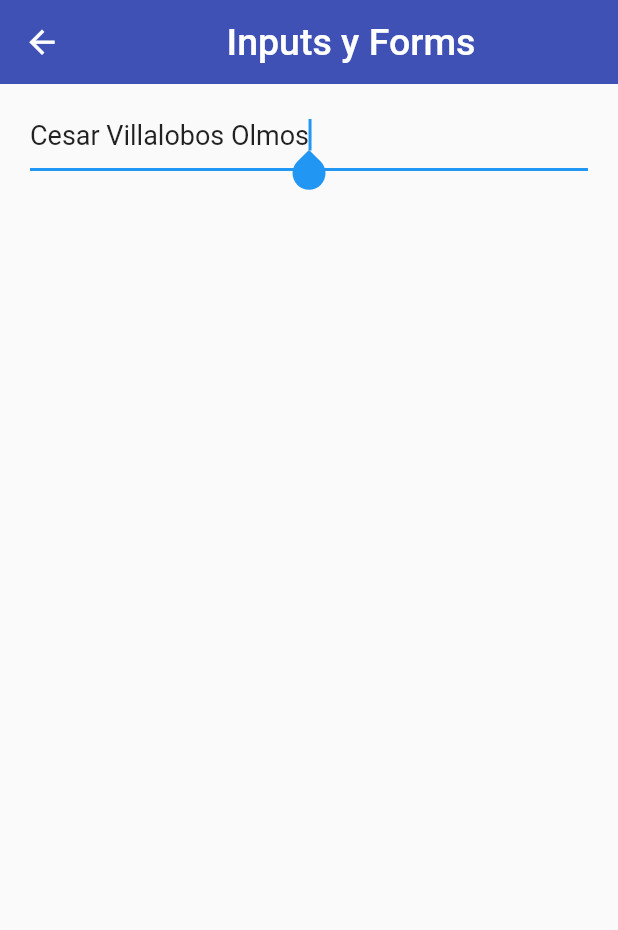
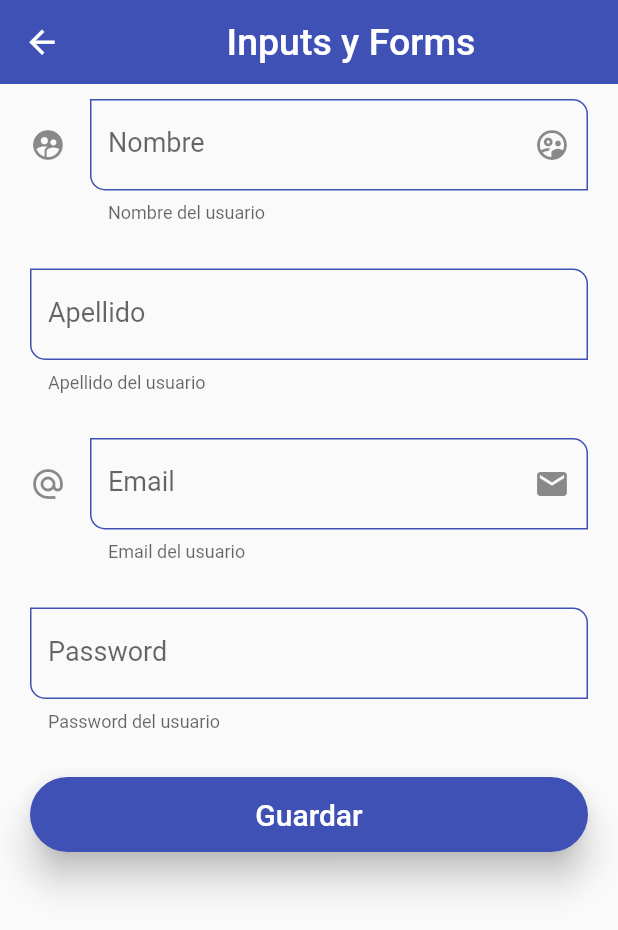
Before and after one commit to chicho69-cesar/flutter-components-app, a Flutter app: the InputsScreen screen opened by its route, on a phone screen of 412 x 824 dp. Shown: the top 930 px of the screen. Run offline on Flutter 3.47's test engine with Material 2 defaults, Android fonts, the phone set to English and light mode, and no system bars.

Commit message:
Modify style of some inputs

```diff
--- a/lib/screens/inputs_screen.dart
+++ b/lib/screens/inputs_screen.dart
@@ -1,10 +1,24 @@
 import 'package:flutter/material.dart';
+
+import 'package:fl_components/widgets/widgets.dart';
 
 class InputsScreen extends StatelessWidget {
   const InputsScreen({Key? key}) : super(key: key);
 
   @override
   Widget build(BuildContext context) {
+    /* Creamos una key para mantener la referencia del formulario y de esta manera,
+    poder acceder a sus valores */
+    final myFormKey = GlobalKey<FormState>();
+
+    final Map<String, String> formValues = {
+      'first_name': 'Cesar',
+      'last_name': 'Villalobos Olmos',
+      'email': 'cesar-09a@hotmail.com',
+      'password': '123456',
+      'role': 'Admin'
+    };
+
     return Scaffold(
       appBar: AppBar(
         title: const Center(
@@ -17,18 +31,73 @@ class InputsScreen extends StatelessWidget {
       body: SingleChildScrollView(
         child: Padding(
           padding: const EdgeInsets.symmetric(horizontal: 20, vertical: 10),
-          child: Column(
-            children: [
-              TextFormField(
-                autofocus: true,
-                initialValue: 'Cesar Villalobos Olmos',
-                textCapitalization: TextCapitalization.words,
-                style: const TextStyle(fontSize: 18),
-                onChanged: (value) {
-                  print('Value: $value');
-                },
-              ),
-            ],
+          child: Form(
+            key: myFormKey, // Guardamos la key del formulario
+            child: Column(
+              children: [
+                const CustomInputField(
+                  hinText: 'Nombre...',
+                  labelText: 'Nombre',
+                  helperText: 'Nombre del usuario',
+                  suffixIcon: Icons.supervised_user_circle_outlined,
+                  icon: Icons.supervised_user_circle,
+                ),
+
+                const SizedBox(height: 30),
+
+                const CustomInputField(
+                  hinText: 'Apellido...',
+                  labelText: 'Apellido',
+                  helperText: 'Apellido del usuario',
+                ),
+
+                const SizedBox(height: 30),
+
+                const CustomInputField(
+                  hinText: 'Email...',
+                  labelText: 'Email',
+                  helperText: 'Email del usuario',
+                  textInputType: TextInputType.emailAddress,
+                  suffixIcon: Icons.email,
+                  icon: Icons.alternate_email_sharp
+                ),
+
+                const SizedBox(height: 30),
+
+                const CustomInputField(
+                  hinText: 'Password...',
+                  labelText: 'Password',
+                  helperText: 'Password del usuario',
+                  obscureText: true,
+                ),
+
+                const SizedBox(height: 30),
+
+                ElevatedButton(
+                  onPressed: () {
+                    // Ocultamos el teclado
+                    FocusScope.of(context).requestFocus(FocusNode());
+
+                    if (!myFormKey.currentState!.validate()) {
+                      print('Formulario no valido');
+                      return;
+                    }
+
+                    print(formValues);
+                  },
+                  child: const SizedBox(
+                    width: double.infinity,
+                    height: 30,
+                    child: Center(
+                      child: Text(
+                        'Guardar',
+                        style: TextStyle(fontSize: 20),
+                      ),
+                    ),
+                  ),
+                ),
+              ],
+            ),
           ),
         ),
       ),
--- a/lib/theme/app_theme.dart
+++ b/lib/theme/app_theme.dart
@@ -33,7 +33,38 @@ class AppTheme {
         elevation: 10,
         padding: const EdgeInsets.symmetric(vertical: 10, horizontal: 45),
       )
-    )
+    ),
+
+    inputDecorationTheme: const InputDecorationTheme(
+      floatingLabelStyle: TextStyle(
+        color: primary,
+        fontSize: 18,
+      ),
+      enabledBorder: OutlineInputBorder(
+        borderSide: BorderSide(
+          color: primary
+        ),
+        borderRadius: BorderRadius.only(
+          topRight: Radius.circular(10),
+          bottomLeft: Radius.circular(10)
+        ),
+      ),
+      focusedBorder: OutlineInputBorder(
+        borderSide: BorderSide(
+          color: primary
+        ),
+        borderRadius: BorderRadius.only(
+          topRight: Radius.circular(10),
+          bottomLeft: Radius.circular(10)
+        ),
+      ),
+      border: OutlineInputBorder(
+        borderRadius: BorderRadius.only(
+          topRight: Radius.circular(10),
+          bottomLeft: Radius.circular(10)
+        )
+      ),
+    ),
   );
 
   static final ThemeData darkTheme = ThemeData.dark().copyWith(
--- /dev/null
+++ b/lib/widgets/custom_input_field.dart
@@ -0,0 +1,61 @@
+import 'package:flutter/material.dart';
+
+class CustomInputField extends StatelessWidget {
+  const CustomInputField({
+    Key? key, this.hinText, this.labelText,
+    this.helperText, this.icon, this.suffixIcon,
+    this.textInputType, this.obscureText = false,
+  }) : super(key: key);
+
+  final String? hinText;
+  final String? labelText;
+  final String? helperText;
+  final IconData? icon;
+  final IconData? suffixIcon;
+  final TextInputType? textInputType;
+  final bool obscureText;
+
+  @override
+  Widget build(BuildContext context) {
+    return TextFormField(
+      // autofocus: true,
+      // initialValue: 'Cesar Villalobos Olmos',
+      textCapitalization: TextCapitalization.words,
+      keyboardType: textInputType,
+      obscureText: obscureText,
+      style: const TextStyle(fontSize: 18),
+      onChanged: (value) {
+        print('Value: $value');
+      },
+      validator: (value) {
+        if (value == null) return 'Este campo es requerido';
+        return value.length < 3 ? 'Se requieren minimo 3 letras' : null;
+      },
+      autovalidateMode: AutovalidateMode.onUserInteraction,
+      decoration:  InputDecoration(
+        hintText: hinText,
+        labelText: labelText,
+        helperText: helperText,
+        // counterText: '3 caracteres',
+        /* prefixIcon: Icon(
+          Icons.supervised_user_circle_outlined
+        ), */
+        suffixIcon: suffixIcon == null ? null : Icon(suffixIcon),
+        icon: icon == null ? null : Icon(icon),
+        /* focusedBorder: OutlineInputBorder(
+          borderSide: BorderSide(
+            color: Colors.green,
+          )
+        ),
+        border: OutlineInputBorder(
+          borderRadius: BorderRadius.only(
+            topLeft: Radius.circular(5),
+            topRight: Radius.circular(10),
+            bottomRight: Radius.circular(5),
+            bottomLeft: Radius.circular(10),
+          ),
+        ), */
+      ),
+    );
+  }
+}
--- a/lib/widgets/widgets.dart
+++ b/lib/widgets/widgets.dart
@@ -1,2 +1,3 @@
 export 'package:fl_components/widgets/custom_card_type_1.dart';
 export 'package:fl_components/widgets/custom_card_type_2.dart';
+export 'package:fl_components/widgets/custom_input_field.dart';
```
